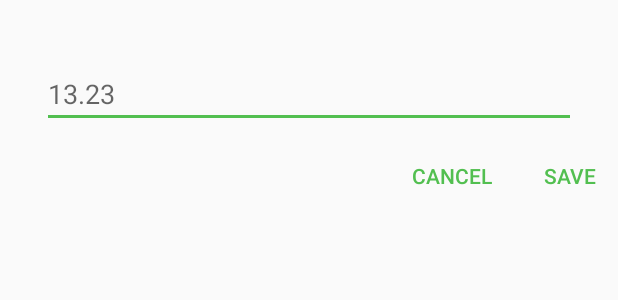
After one commit to PeterMitrano/Receipt, an Android app: the layout receipt_details.xml on its own in the app's theme, with its tools: preview values and no code run, on a phone screen of 412 x 824 dp. The commit adds this screen. Shown: the top 300 px of the screen. Run offline under Robolectric (Android 15) with nearby library versions, the phone set to English and light mode, and no system bars.

Commit message:
basic details dialog

```diff
--- a/app/src/main/java/mitrano/peter/receipt/DriveFileHandler.java
+++ b/app/src/main/java/mitrano/peter/receipt/DriveFileHandler.java
@@ -22,9 +22,9 @@ class DriveFileHandler implements ResultCallback<DriveFolder.DriveFileResult> {
     @Override
     public void onResult(@NonNull DriveFolder.DriveFileResult result) {
         if (!result.getStatus().isSuccess()) {
+            //TODO: better error handling
             Log.e(TAG, "Error while trying to create the file");
             return;
         }
-        Log.e(TAG, "success: " + result.getDriveFile().getDriveId().toString());
     }
 }
--- /dev/null
+++ b/app/src/main/res/layout/receipt_details.xml
@@ -0,0 +1,59 @@
+<?xml version="1.0" encoding="utf-8"?>
+<LinearLayout xmlns:android="http://schemas.android.com/apk/res/android"
+    android:layout_width="match_parent"
+    android:layout_height="wrap_content"
+    android:layout_margin="0dp"
+    android:orientation="vertical">
+
+    <LinearLayout
+        android:orientation="vertical"
+        android:layout_width="match_parent"
+        android:layout_height="wrap_content"
+        android:layout_marginBottom="8dp"
+        android:layout_marginLeft="24dp"
+        android:layout_marginRight="24dp"
+        android:layout_marginTop="24dp">
+
+        <EditText
+            android:id="@+id/receipt_amount_edit"
+            android:layout_width="match_parent"
+            android:layout_height="wrap_content"
+            android:layout_marginBottom="4dp"
+            android:layout_marginLeft="4dp"
+            android:layout_marginRight="4dp"
+            android:layout_marginTop="16dp"
+            android:hint="13.23"
+            android:inputType="numberDecimal" />
+
+    </LinearLayout>
+
+    <LinearLayout
+        android:layout_width="wrap_content"
+        android:layout_height="52dp"
+        android:layout_gravity="right"
+        android:layout_margin="0dp"
+        android:orientation="horizontal"
+        android:padding="0dp">
+
+        <Button
+            android:id="@+id/receipt_detail_cancel_button"
+            android:layout_width="wrap_content"
+            android:layout_height="36dp"
+            android:layout_marginBottom="0dp"
+            android:layout_marginLeft="0dp"
+            android:layout_marginRight="8dp"
+            android:layout_marginTop="0dp"
+            android:layout_weight="1"
+            style="?android:attr/buttonBarButtonStyle"
+            android:text="@string/cancel" />
+
+        <Button
+            android:id="@+id/receipt_details_save_button"
+            android:layout_width="wrap_content"
+            android:layout_height="36dp"
+            android:layout_margin="0dp"
+            android:layout_weight="1"
+            style="?android:attr/buttonBarButtonStyle"
+            android:text="@string/save" />
+    </LinearLayout>
+</LinearLayout>
--- a/app/src/main/res/values/colors.xml
+++ b/app/src/main/res/values/colors.xml
@@ -2,6 +2,6 @@
 <resources>
     <color name="colorPrimary">#3F51B5</color>
     <color name="colorPrimaryDark">#303F9F</color>
-    <color name="colorAccent">#FF4081</color>
+    <color name="colorAccent">#52bf50</color>
     <color name="red">#e74c3c</color>
 </resources>
--- a/app/src/main/res/values/strings.xml
+++ b/app/src/main/res/values/strings.xml
@@ -3,4 +3,7 @@
     <string name="action_settings">Settings</string>
     <string name="preference_file_key">mitrano.peter.receipt.PREFERENCES_FILE</string>
     <string name="receipts_folder_key">receipts_folder_id</string>
+    <string name="save">Save</string>
+    <string name="cancel">Cancel</string>
+    <string name="details_amount">details_amount</string>
 </resources>
```
Also changed, not shown: app/src/main/AndroidManifest.xml (+16 -5 lines), app/src/main/java/mitrano/peter/receipt/CurrencyTextWatcher.java (added, +43 -0 lines), app/src/main/java/mitrano/peter/receipt/DetailsActivity.java (added, +50 -0 lines), app/src/main/java/mitrano/peter/receipt/MainActivity.java (+18 -11 lines).
